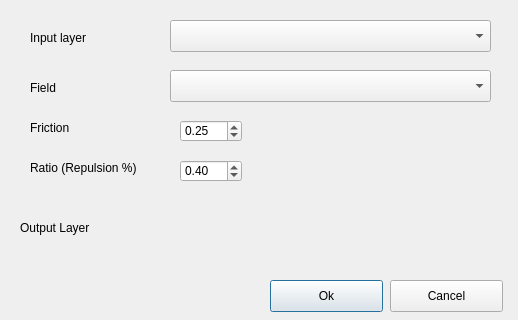
This is dorling_cartogram_dialog_base.ui in tlinard/qgis-dorling as Qt 5 draws it before an edit. The edited form follows.
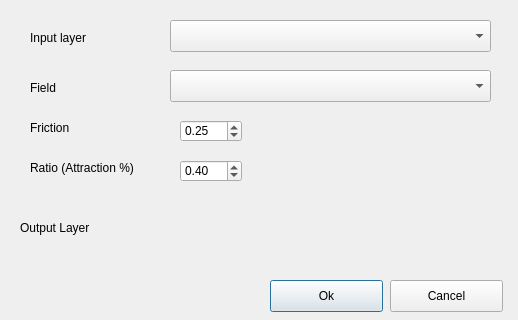
This is the edited form. Custom widgets are drawn as their Qt base class.

Commit message: UI "Attraction %" text correction

Diff of the .ui file:
```diff
--- a/dorling_cartogram_dialog_base.ui
+++ b/dorling_cartogram_dialog_base.ui
@@ -147,7 +147,7 @@
     </rect>
    </property>
    <property name="text">
-    <string>Ratio (Repulsion %)</string>
+    <string>Ratio (Attraction %)</string>
    </property>
   </widget>
   <widget class="QDoubleSpinBox" name="doubleSpinBoxFriction">
```
The commit also changes 1 other file.
